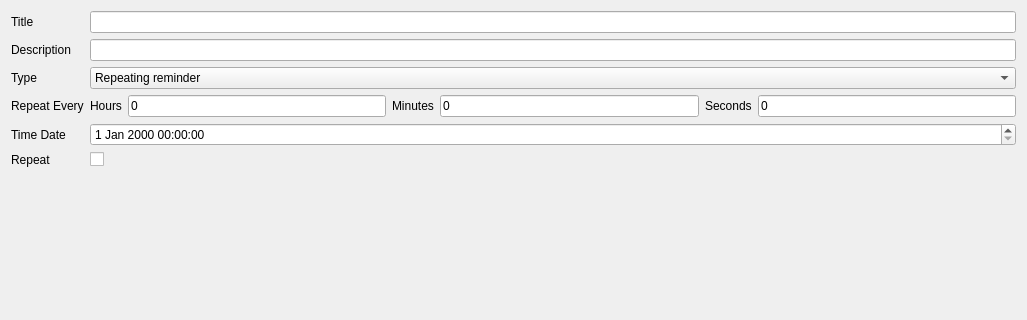
N1vn0vem8er/pineconesnake, file pcsreminder/src/createeventdialog.ui: the form before one commit; both pictures show x 0 to 1027 and y 0 to 320 of the 1027 by 612 pixel window.
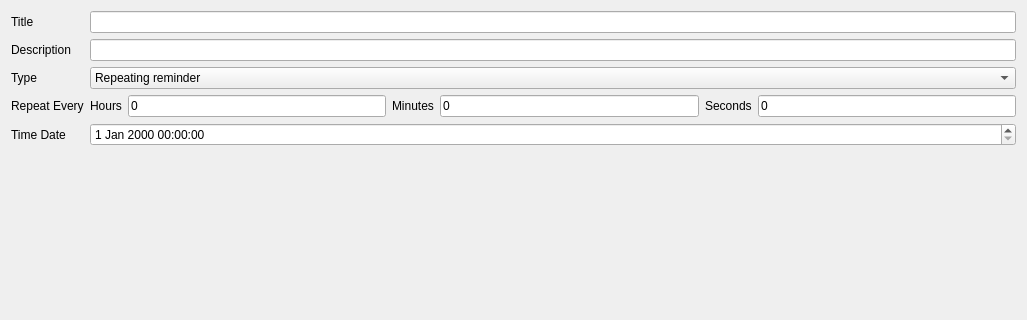
The form after the commit.

The edit to the form file:
```diff
--- a/pcsreminder/src/createeventdialog.ui
+++ b/pcsreminder/src/createeventdialog.ui
@@ -132,20 +132,6 @@
      <item row="4" column="1">
       <widget class="QDateTimeEdit" name="dateTimeEdit"/>
      </item>
-     <item row="5" column="0">
-      <widget class="QLabel" name="repeatLabel">
-       <property name="text">
-        <string>Repeat</string>
-       </property>
-      </widget>
-     </item>
-     <item row="5" column="1">
-      <widget class="QCheckBox" name="checkBox">
-       <property name="text">
-        <string/>
-       </property>
-      </widget>
-     </item>
     </layout>
    </item>
    <item>
```
